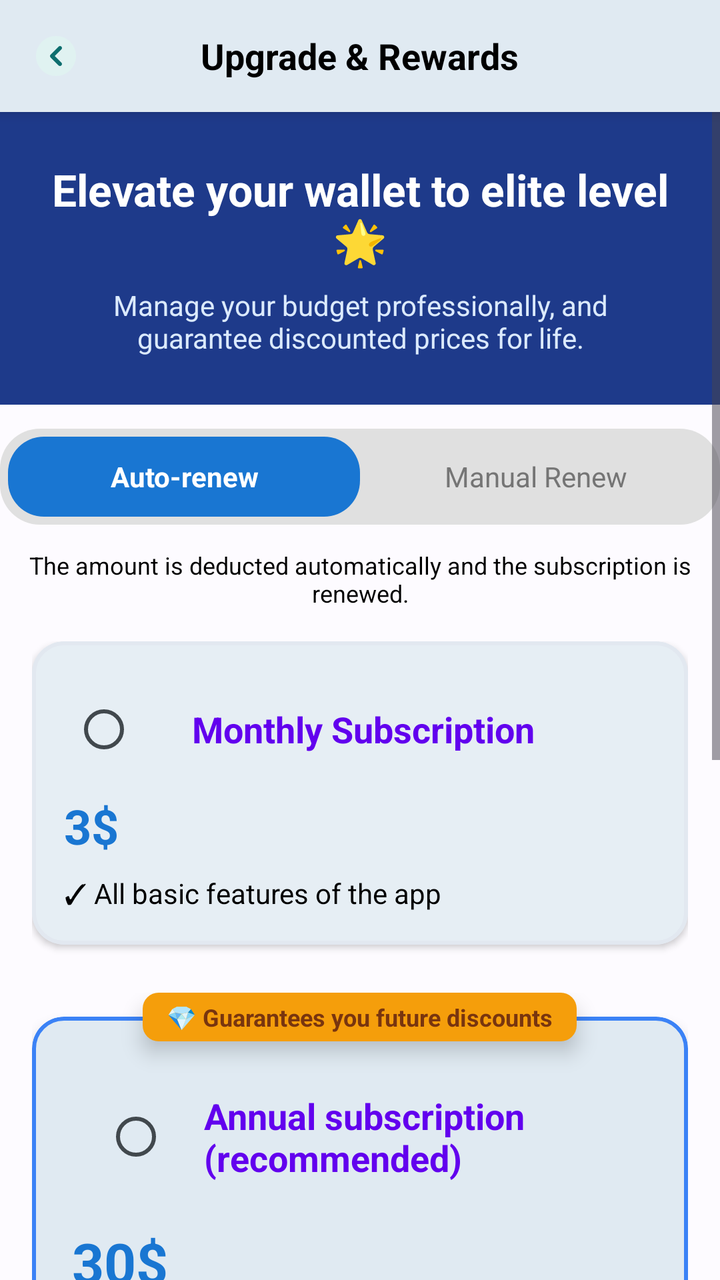
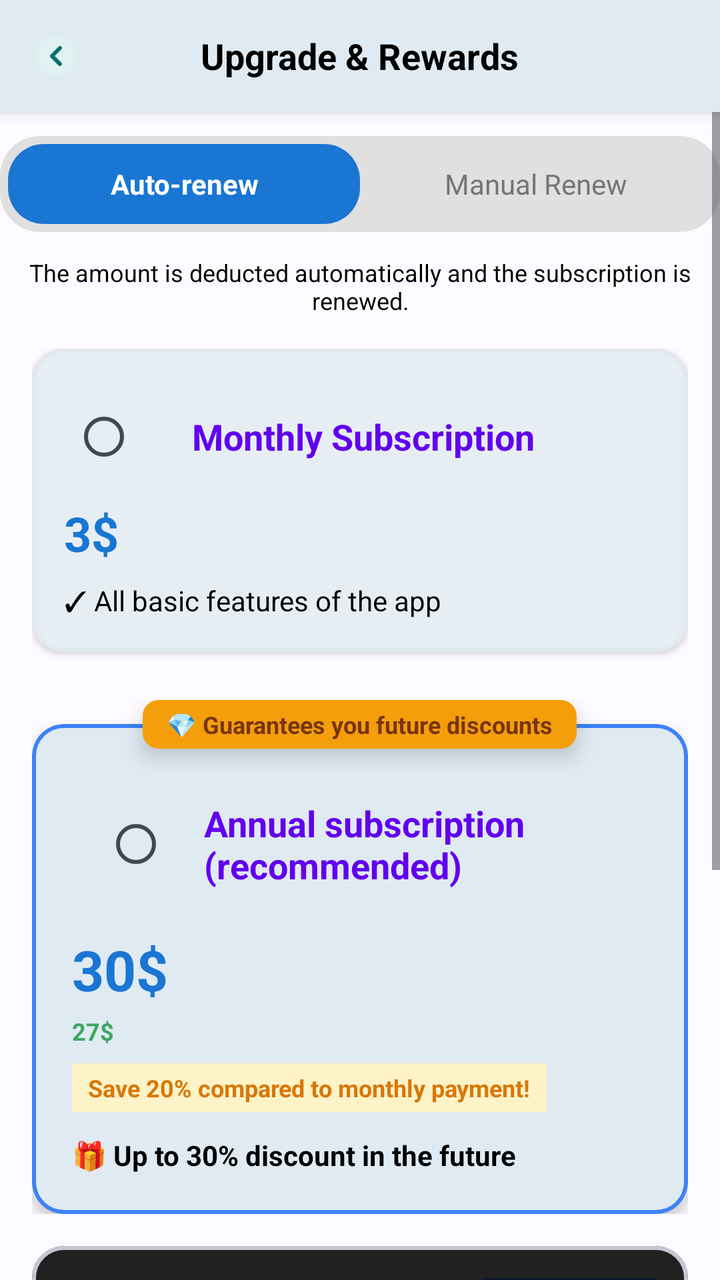

Two renders of the same Android screen: before a commit and after it. Below are the layout's source before the change and the commit's diff.
<!-- AndroidManifest.xml: application theme Theme.Daftree -->
<!-- res/layout/activity_subscription.xml -->
<?xml version="1.0" encoding="utf-8"?>
<RelativeLayout xmlns:android="http://schemas.android.com/apk/res/android"
    xmlns:app="http://schemas.android.com/apk/res-auto"
    xmlns:tools="http://schemas.android.com/tools"
    android:layout_width="match_parent"
    android:layout_height="match_parent"
    android:id="@+id/main_root"
    android:background="@color/background_color"> 
    
    
    <com.google.android.material.card.MaterialCardView
        android:id="@+id/floating_toolbar_card"
        android:layout_width="match_parent"
        android:layout_height="wrap_content"
        app:cardCornerRadius="0dp"
        app:cardElevation="4dp"
        app:strokeWidth="0dp"
        android:layout_alignParentTop="true">

        <LinearLayout
            android:layout_width="match_parent"
            android:layout_height="wrap_content"
            android:orientation="vertical">

            <View
                android:id="@+id/status_bar_spacer"
                android:layout_width="match_parent"
                android:layout_height="0dp"
                android:background="@android:color/transparent" />

            <RelativeLayout
                android:layout_width="match_parent"
                android:layout_height="56dp"
                android:paddingHorizontal="16dp">

                <ImageView
                    android:id="@+id/btnBack"
                    android:layout_width="wrap_content"
                    android:layout_height="wrap_content"
                    android:src="@drawable/ic_modern_back"
                    android:layout_centerVertical="true"
                    android:layout_alignParentStart="true" />

                <TextView
                    android:layout_width="wrap_content"
                    android:layout_height="wrap_content"
                    android:text="@string/subscribing_titel"
                    android:textSize="18sp"
                    android:textStyle="bold"
                    android:textColor="@color/black"
                    android:layout_centerInParent="true"/>
            </RelativeLayout>
        </LinearLayout>
    </com.google.android.material.card.MaterialCardView>

    <ScrollView
        android:id="@+id/layoutMain"
        android:layout_width="match_parent"
        android:layout_height="match_parent"
        android:layout_below="@id/floating_toolbar_card"
        android:clipToPadding="false"
        android:paddingBottom="24dp">

        <LinearLayout
            android:layout_width="match_parent"
            android:layout_height="wrap_content"
            android:orientation="vertical">

            
            <LinearLayout
                android:layout_width="match_parent"
                android:layout_height="wrap_content"
                android:background="#1E3A8A"
                android:orientation="vertical"
                android:padding="24dp"
                android:gravity="center">

                <TextView
                    android:layout_width="wrap_content"
                    android:layout_height="wrap_content"
                    android:text="@string/elevate_wallet"
                    android:textColor="#FFFFFF"
                    android:textSize="22sp"
                    android:textStyle="bold"
                    android:gravity="center"
                    android:layout_marginBottom="8dp"/>

                <TextView
                    android:layout_width="wrap_content"
                    android:layout_height="wrap_content"
                    android:text="@string/budget_control_life_discount"
                    android:textColor="#DBEAFE"
                    android:textSize="14sp"
                    android:gravity="center"/>
            </LinearLayout>
            <TextView
                android:id="@+id/tvChoosePlan"
                android:layout_width="wrap_content"
                android:layout_height="wrap_content"
                android:text="@string/planning_type"
                android:textSize="18sp"
                android:textStyle="bold"
                android:clickable="true"
                android:visibility="gone"
                android:focusable="true"
                android:textColor="@color/black"
                android:layout_gravity="center"
                android:layout_marginTop="4dp"/>
            
            <LinearLayout
                android:layout_width="match_parent"
                android:layout_height="wrap_content"
                android:orientation="horizontal"
                android:background="@drawable/bg_switch_container"
                android:padding="4dp"
                android:layout_marginTop="12dp"
                android:layout_marginBottom="8dp">

                <TextView
                    android:id="@+id/tabAutoRenew"
                    android:layout_width="0dp"
                    android:layout_height="40dp"
                    android:layout_weight="1"
                    android:gravity="center"
                    android:text="@string/auto_renew"
                    android:textColor="@android:color/white"
                    android:background="@drawable/bg_tab_selected"
                    android:textStyle="bold"/>

                <TextView
                    android:id="@+id/tabPrepaid"
                    android:layout_width="0dp"
                    android:layout_height="40dp"
                    android:layout_weight="1"
                    android:gravity="center"
                    android:text="@string/manual_renew"
                    android:textColor="#757575"
                    android:background="@android:color/transparent"/>
            </LinearLayout>
            <TextView
                android:id="@+id/tvPlanDescription"
                android:layout_width="match_parent"
                android:layout_height="wrap_content"
                android:text="@string/switchTab_03"
                android:gravity="center"
                android:textSize="12sp"
                android:layout_marginStart="12dp"
                android:layout_marginEnd="12dp"
                android:textColor="@color/black"
                android:layout_marginTop="4dp"/>
            <LinearLayout
                android:layout_width="match_parent"
                android:layout_height="wrap_content"
                android:orientation="vertical"
                android:padding="16dp">

                
                <com.google.android.material.card.MaterialCardView
                    android:id="@+id/cardMonthly"
                    android:layout_width="match_parent"
                    android:layout_height="wrap_content"
                    android:layout_marginBottom="16dp"
                    app:cardCornerRadius="16dp"
                    app:cardElevation="2dp"
                    app:strokeWidth="2dp"
                    app:strokeColor="#E2E8F0"
                    android:clickable="true"
                    android:focusable="true">

                    <LinearLayout
                        android:layout_width="match_parent"
                        android:layout_height="wrap_content"
                        android:orientation="vertical"
                        android:padding="16dp">
                        <RelativeLayout
                            android:layout_width="match_parent"
                            android:layout_height="wrap_content"
                            android:padding="4dp">

                            <RadioButton
                                android:id="@+id/radioMonthly"
                                android:layout_width="wrap_content"
                                android:layout_height="wrap_content"
                                android:layout_alignParentStart="true"
                                android:layout_centerVertical="true"
                                android:checked="false"
                                android:buttonTint="@color/primary_blue"/>
                            <TextView
                                android:id="@+id/tvMonthlyTitle"
                                android:layout_width="wrap_content"
                                android:layout_height="wrap_content"
                                android:text="@string/monthly_subscribe"
                                android:textColor="@color/primaryColor"
                                android:textStyle="bold"
                                android:layout_toEndOf="@id/radioMonthly"
                                android:layout_centerVertical="true"
                                android:layout_marginStart="12dp"
                                android:textSize="18sp"/>

                        </RelativeLayout>
                        <TextView
                            android:id="@+id/tvPriceMonthly"
                            android:layout_width="wrap_content"
                            android:layout_height="wrap_content"
                            android:text="3$"
                            android:textColor="@color/primary_blue"
                            android:textStyle="bold"
                            android:textSize="24sp"
                            android:layout_marginTop="4dp"/>

                        <TextView
                            android:layout_width="wrap_content"
                            android:layout_height="wrap_content"
                            android:text="@string/all_basic_features"
                            android:textColor="@color/black"
                            android:layout_marginTop="8dp"/>
                    </LinearLayout>
                </com.google.android.material.card.MaterialCardView>

                
                
                <FrameLayout
                    android:layout_width="match_parent"
                    android:layout_height="wrap_content"
                    android:layout_marginTop="8dp"
                    android:layout_marginBottom="16dp"
                    android:clipChildren="false"
                    android:clipToPadding="false">

                    <com.google.android.material.card.MaterialCardView
                        android:id="@+id/cardYearly"
                        android:layout_width="match_parent"
                        android:layout_height="wrap_content"
                        android:layout_marginTop="12dp"
                        app:cardCornerRadius="16dp"
                        app:cardElevation="4dp"
                        app:strokeWidth="2dp"
                        app:strokeColor="#3B82F6"
                        android:clickable="true"
                        android:focusable="true">

                        <LinearLayout
                            android:layout_width="match_parent"
                            android:layout_height="wrap_content"
                            android:orientation="vertical"
                            android:padding="20dp">
                            <RelativeLayout
                                android:layout_width="match_parent"
                                android:layout_height="wrap_content"
                                android:padding="16dp">

                                <RadioButton
                                    android:id="@+id/radioYearly"
                                    android:layout_width="wrap_content"
                                    android:layout_height="wrap_content"
                                    android:layout_alignParentStart="true"
                                    android:layout_centerVertical="true"
                                    android:checked="false"
                                    android:buttonTint="@color/primary_blue"/>
                                <TextView
                                    android:id="@+id/tvYearlyTitle"
                                    android:layout_width="wrap_content"
                                    android:layout_height="wrap_content"
                                    android:layout_toEndOf="@id/radioYearly"
                                    android:layout_centerVertical="true"
                                    android:layout_marginStart="2dp"
                                    android:orientation="vertical"
                                    android:text="@string/annual_subscription_recommended"
                                    android:textColor="@color/primaryColor"
                                    android:textStyle="bold"
                                    android:textSize="18sp"/>
                            </RelativeLayout>
                            <LinearLayout
                                android:layout_width="wrap_content"
                                android:layout_height="wrap_content"
                                android:orientation="vertical">
                                <TextView
                                    android:id="@+id/tvPriceYearly"
                                    android:layout_width="wrap_content"
                                    android:layout_height="wrap_content"
                                    android:text="30$"
                                    android:textColor="@color/primary_blue"
                                    android:textStyle="bold"
                                    android:textSize="28sp"
                                    android:layout_marginTop="4dp"
                                    tools:ignore="MissingClass" />
                                <TextView
                                    android:id="@+id/tvYearlySaveBadge"
                                    android:layout_width="wrap_content"
                                    android:layout_height="wrap_content"
                                    android:text="27$"
                                    android:textColor="@color/login_color"
                                    android:textSize="12sp"
                                    android:textStyle="bold"
                                    android:layout_marginTop="4dp"
                                    android:visibility="visible"
                                    tools:visibility="visible"/>
                            </LinearLayout>
                            <TextView
                                android:layout_width="wrap_content"
                                android:layout_height="wrap_content"
                                android:text="@string/save_20_vs_monthly"
                                android:textColor="#D97706"
                                android:background="#FEF3C7"
                                android:paddingHorizontal="8dp"
                                android:paddingVertical="4dp"
                                android:layout_marginTop="8dp"
                                android:textStyle="bold"
                                android:textSize="12sp"/>

                            
                            <LinearLayout
                                android:id="@+id/layoutPhase1Features"
                                android:layout_width="match_parent"
                                android:layout_height="wrap_content"
                                android:orientation="vertical"
                                android:layout_marginTop="12dp">

                                <TextView
                                    android:layout_width="wrap_content"
                                    android:layout_height="wrap_content"
                                    android:text="@string/additional_15_september"
                                    android:textColor="@color/black"
                                    android:textStyle="bold"
                                    android:visibility="gone"
                                    android:layout_marginBottom="4dp"/>
                                <TextView
                                    android:id="@+id/tvYearlySaveSubtitle"
                                    android:layout_width="wrap_content"
                                    android:layout_height="wrap_content"
                                    android:text="@string/future_up_to_30"
                                    android:textColor="@color/black"
                                    android:textStyle="bold"/>
                            </LinearLayout>
                        </LinearLayout>
                    </com.google.android.material.card.MaterialCardView>

                    
                    <TextView
                        android:id="@+id/badgePhase1"
                        android:layout_width="wrap_content"
                        android:layout_height="wrap_content"
                        android:text="@string/future_discounts"
                        android:textColor="#78350F"
                        android:textStyle="bold"
                        android:textSize="12sp"
                        android:backgroundTint="#F59E0B"
                        android:background="@drawable/badge_background"
                        android:paddingHorizontal="12dp"
                        android:paddingVertical="4dp"
                        android:layout_gravity="top|center_horizontal"
                        android:elevation="6dp"
                        android:visibility="visible"/>
                    
                </FrameLayout>

                
                <com.google.android.material.card.MaterialCardView
                    android:id="@+id/cardLifetime"
                    android:layout_width="match_parent"
                    android:layout_height="wrap_content"
                    android:layout_marginBottom="16dp"
                    app:cardCornerRadius="16dp"
                    app:cardElevation="2dp"
                    app:strokeWidth="2dp"
                    app:cardBackgroundColor="#212121"
                    android:clickable="true"
                    android:focusable="true">

                    <LinearLayout
                        android:layout_width="match_parent"
                        android:layout_height="wrap_content"
                        android:orientation="vertical"
                        android:padding="16dp">

                        <RelativeLayout
                            android:layout_width="match_parent"
                            android:layout_height="wrap_content">
                            <RadioButton
                                android:id="@+id/radioLifetime"
                                android:layout_width="wrap_content"
                                android:layout_height="wrap_content"
                                android:layout_alignParentStart="true"
                                android:layout_centerVertical="true"
                                android:checked="false"
                                android:buttonTint="@color/primary_blue" />
                            <TextView
                                android:layout_width="wrap_content"
                                android:layout_height="wrap_content"
                                android:layout_toEndOf="@id/radioLifetime"
                                android:layout_centerVertical="true"
                                android:layout_marginStart="12dp"
                                android:text="@string/lifetime_subscribe1"
                                android:textColor="#FFFFFF"
                                android:textStyle="bold"
                                android:textSize="18sp"/>
                            ️
                            
                            <TextView
                                android:layout_width="wrap_content"
                                android:layout_height="wrap_content"
                                android:layout_alignParentEnd="true"
                                android:text="@string/limit_time"
                                android:textColor="#FFFFFF"
                                android:textSize="10sp"
                                android:textStyle="bold"
                                android:background="#0F172A"
                                android:paddingHorizontal="8dp"
                                android:paddingVertical="4dp"/>
                        </RelativeLayout>

                        <LinearLayout
                            android:layout_width="wrap_content"
                            android:layout_height="wrap_content"
                            android:orientation="vertical"
                            android:layout_marginTop="8dp">

                            <TextView
                                android:id="@+id/tvOldPriceLifetime"
                                android:layout_width="wrap_content"
                                android:layout_height="wrap_content"
                                android:text="100$"
                                android:textSize="16sp"
                                android:textStyle="bold"
                                android:textColor="#BDBDBD"
                                android:visibility="gone"
                                tools:visibility="visible"/>
                            <LinearLayout
                                android:layout_width="wrap_content"
                                android:layout_height="wrap_content"
                                android:orientation="horizontal"
                                android:layout_marginTop="8dp">
                                <RelativeLayout
                                    android:layout_width="match_parent"
                                    android:layout_height="wrap_content">
                                    <TextView
                                        android:id="@+id/tvPriceLifetimeDiscounted"
                                        android:layout_width="wrap_content"
                                        android:layout_height="wrap_content"
                                        android:text="95$"
                                        android:textColor="#FFC107"
                                        android:textStyle="bold"
                                        android:textSize="24sp"/>
                                    
                                    
                                    
                                    
                                    <TextView
                                        android:id="@+id/tvDiscountLabel"
                                        android:layout_width="wrap_content"
                                        android:layout_height="wrap_content"
                                        android:text="--"
                                        android:textColor="#FFC107"
                                        android:layout_marginEnd="8dp"
                                        android:gravity="end"
                                        android:textSize="24sp"
                                        android:textStyle="bold"
                                        android:layout_alignParentEnd="true"
                                        tools:ignore="HardcodedText" />
                                </RelativeLayout>
                            </LinearLayout>
                        </LinearLayout>
                        <TextView
                            android:layout_width="wrap_content"
                            android:layout_height="wrap_content"
                            android:text="@string/lifetime_sub_titel"
                            android:textColor="#90CAF9"
                            android:layout_marginTop="4dp"/>

                        <TextView
                            android:id="@+id/tvPromoTimer"
                            android:layout_width="wrap_content"
                            android:layout_height="wrap_content"
                            android:text=" "
                            android:visibility="gone"
                            android:textColor="#FFC107"
                            android:textSize="12sp"
                            android:layout_marginTop="4dp"/>
                    </LinearLayout>
                </com.google.android.material.card.MaterialCardView>

                
                <TextView
                    android:id="@+id/tvSubscriptionStatus"
                    android:layout_width="match_parent"
                    android:layout_height="wrap_content"
                    android:layout_marginTop="8dp"
                    android:gravity="center"
                    android:textColor="#DC2626"
                    android:textSize="14sp"
                    android:textStyle="bold"
                    android:text="Expiry Date: 01-01-2026"
                    android:visibility="gone"
                    tools:visibility="visible"/>

                
                <Button
                    android:id="@+id/btnConfirmPurchase"
                    android:layout_width="match_parent"
                    android:layout_height="60dp"
                    android:layout_marginTop="24dp"
                    android:text="@string/subscribe_now"
                    android:textSize="18sp"
                    android:textColor="@android:color/white"
                    android:textStyle="bold"
                    android:backgroundTint="#3B82F6"
                    app:cornerRadius="12dp"
                    android:enabled="true"/>

                <TextView
                    android:layout_width="match_parent"
                    android:layout_height="wrap_content"
                    android:text="@string/secure_google_payment"
                    android:gravity="center"
                    android:textSize="12sp"
                    android:textColor="#94A3B8"
                    android:layout_marginTop="12dp"/>

            </LinearLayout>
        </LinearLayout>
    </ScrollView>

    
    <FrameLayout
        android:id="@+id/loadingOverlay"
        android:layout_width="match_parent"
        android:layout_height="match_parent"
        android:background="#80000000"
        android:visibility="gone"
        android:clickable="true"
        android:focusable="true">

        <ProgressBar
            android:layout_width="wrap_content"
            android:layout_height="wrap_content"
            android:layout_gravity="center"/>
    </FrameLayout>

</RelativeLayout>
<!-- resources referenced by this layout -->
<resources>
  <color name="background_color">#FDFBFF</color>
  <color name="black">#FF000000</color>
  <color name="login_color">#3BA662</color>
  <color name="primaryColor">#6200EE</color>
  <color name="primary_blue">#FF1976D2</color>
  <!-- drawable badge_background (drawable) -->
  <?xml version="1.0" encoding="utf-8"?>
  <shape xmlns:android="http://schemas.android.com/apk/res/android">
      <solid android:color="#F59E0B" />
      <corners android:radius="8dp" />
  </shape>
  <!-- drawable bg_switch_container (drawable) -->
  <?xml version="1.0" encoding="utf-8"?>
  <shape xmlns:android="http://schemas.android.com/apk/res/android"
      android:shape="rectangle">
      <solid android:color="#E0E0E0" />
      <corners android:radius="20dp" />
  </shape>
  <string name="additional_15_september">🎁 15% discount for the next stage</string>
  <string name="all_basic_features">✓ All basic features of the app</string>
  <string name="annual_subscription_recommended">Annual subscription (recommended)</string>
  <string name="auto_renew">Auto-renew</string>
  <string name="budget_control_life_discount">Manage your budget professionally, and guarantee discounted prices for life.</string>
  <string name="elevate_wallet">Elevate your wallet to elite level 🌟</string>
  <string name="future_discounts">💎 Guarantees you future discounts</string>
  <string name="future_up_to_30">🎁 Up to 30% discount in the future</string>
  <string name="lifetime_sub_titel">Pay once, own the app forever</string>
  <string name="lifetime_subscribe1">♾️ Lifetime PREMIUM</string>
  <string name="limit_time">⏳ Limited time</string>
  <string name="manual_renew">Manual Renew</string>
  <string name="monthly_subscribe">Monthly Subscription</string>
  <string name="planning_type">Choose the right plan</string>
  <string name="save_20_vs_monthly">Save 20% compared to monthly payment!</string>
  <string name="secure_google_payment">🔒 Secure and encrypted payment via GOOGLE platform</string>
  <string name="subscribe_now">Subscribe Now</string>
  <string name="subscribing_titel">Upgrade &amp; Rewards</string>
  <string name="switchTab_03">The amount is deducted automatically and the subscription is renewed.</string>
  <style name="Theme.Daftree" parent="Base.Theme.Daftree">
          
      </style>
  <color name="md_theme_primary">#006492</color>
  <color name="md_theme_onPrimary">#FFFFFF</color>
  <color name="md_theme_primaryContainer">#C9E6FF</color>
  <color name="md_theme_onPrimaryContainer">#001E2F</color>
  <color name="md_theme_secondary">#4F616E</color>
  <color name="md_theme_onSecondary">#FFFFFF</color>
  <color name="md_theme_secondaryContainer">#D2E5F5</color>
  <color name="md_theme_onSecondaryContainer">#0B1E29</color>
  <color name="md_theme_tertiary">#63597C</color>
  <color name="md_theme_onTertiary">#FFFFFF</color>
  <color name="md_theme_tertiaryContainer">#E9DDFF</color>
  <color name="md_theme_onTertiaryContainer">#1F1635</color>
  <color name="md_theme_error">#BA1A1A</color>
  <color name="md_theme_onError">#FFFFFF</color>
  <color name="md_theme_errorContainer">#FFDAD6</color>
  <color name="md_theme_onErrorContainer">#410002</color>
  <color name="md_theme_background">#F8F9FC</color>
  <color name="md_theme_onBackground">#191C1E</color>
  <color name="md_theme_surface">#F8F9FC</color>
  <color name="md_theme_onSurface">#191C1E</color>
  <color name="md_theme_surfaceVariant">#DDE3EA</color>
  <color name="md_theme_onSurfaceVariant">#41484D</color>
  <color name="md_theme_outline">#71787E</color>
  <style name="ThemeOverlay.App.BottomSheetDialog" parent="ThemeOverlay.Material3.BottomSheetDialog">
          <item name="bottomSheetStyle">@style/Widget.App.BottomSheet.Modal</item>
      </style>
  <color name="white">#FFFFFFFF</color>
  <dimen name="status_bar_height">0dp</dimen>
  <style name="Widget.App.BottomSheet.Modal" parent="Widget.Material3.BottomSheet.Modal">
          <item name="backgroundTint">@android:color/transparent</item>
      </style>
  <!-- unchanged entries left out for length: 4 -->
</resources>

<!-- the commit's change to res/layout/activity_subscription.xml (unified diff, before → after) -->
@@ -73,6 +73,7 @@
                 android:background="#1E3A8A"
                 android:orientation="vertical"
                 android:padding="24dp"
+                android:visibility="gone"
                 android:gravity="center">
 
                 <TextView
